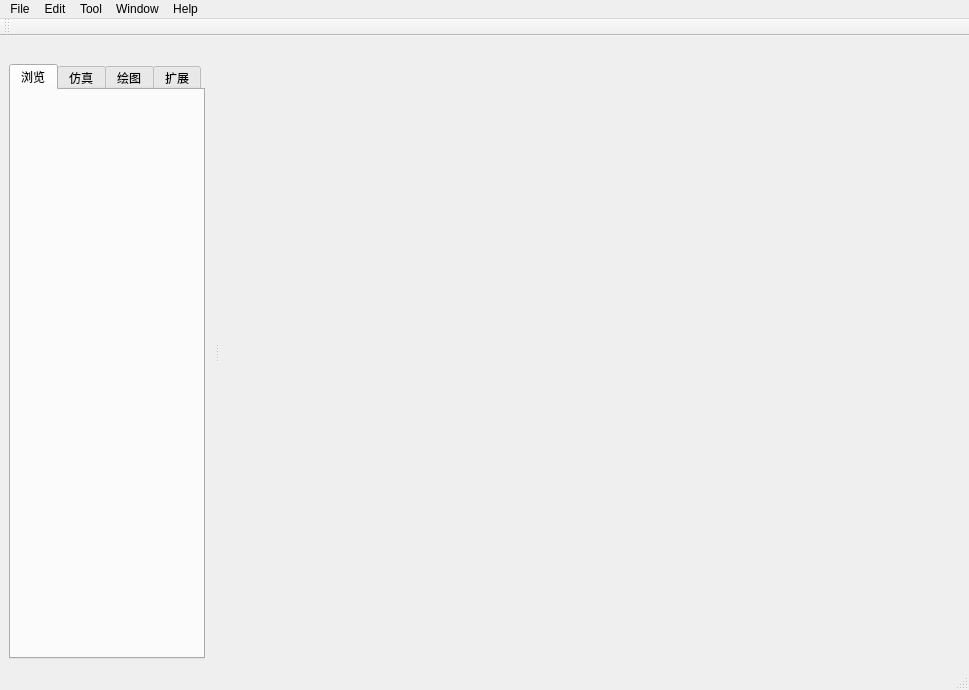
Podmno/SLSApp, file app/MainWindow.ui: the form before one commit.
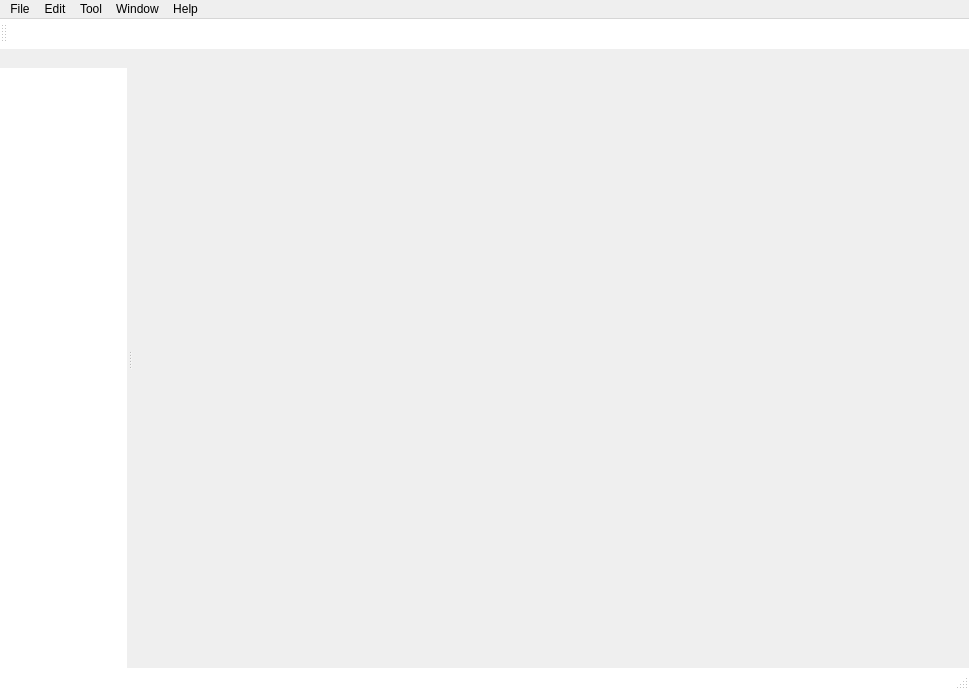
The form after the commit.

What changed in the file:
```diff
--- a/app/MainWindow.ui
+++ b/app/MainWindow.ui
@@ -10,10 +10,16 @@
     <height>690</height>
    </rect>
   </property>
+  <property name="contextMenuPolicy">
+   <enum>Qt::NoContextMenu</enum>
+  </property>
   <property name="windowTitle">
    <string>Simulation Lab Studio</string>
   </property>
   <widget class="QWidget" name="centralwidget">
+   <property name="styleSheet">
+    <string notr="true">border:0px</string>
+   </property>
    <layout class="QGridLayout" name="gridLayout_2"/>
   </widget>
   <widget class="QMenuBar" name="menubar">
@@ -29,7 +35,6 @@
     <property name="title">
      <string>File</string>
     </property>
-    <addaction name="actionNew_Graphic_Project"/>
     <addaction name="actionNew_Simulation_Project"/>
     <addaction name="actionOpen_Project"/>
     <addaction name="separator"/>
@@ -66,6 +71,7 @@
      <string>Help</string>
     </property>
     <addaction name="actionView_Online_Support"/>
+    <addaction name="actionQt_Version"/>
    </widget>
    <addaction name="menuFile"/>
    <addaction name="menuEdit"/>
@@ -73,8 +79,31 @@
    <addaction name="menuWindow"/>
    <addaction name="menuHelp"/>
   </widget>
-  <widget class="QStatusBar" name="statusbar"/>
+  <widget class="QStatusBar" name="statusbar">
+   <property name="styleSheet">
+    <string notr="true">QStatusBar {
+background-color: rgb(255, 255, 255)
+}</string>
+   </property>
+  </widget>
   <widget class="QDockWidget" name="dockWidget">
+   <property name="minimumSize">
+    <size>
+     <width>100</width>
+     <height>50</height>
+    </size>
+   </property>
+   <property name="maximumSize">
+    <size>
+     <width>300</width>
+     <height>524287</height>
+    </size>
+   </property>
+   <property name="styleSheet">
+    <string notr="true">.QWidget {
+border: 0px
+}</string>
+   </property>
    <property name="floating">
     <bool>false</bool>
    </property>
@@ -85,9 +114,37 @@
     <number>1</number>
    </attribute>
    <widget class="QWidget" name="dockWidgetContent">
+    <property name="styleSheet">
+     <string notr="true">#dockWidgetContent{
+background-color: white;
+border: 0px
+}</string>
+    </property>
     <layout class="QGridLayout" name="gridLayout_3">
+     <property name="leftMargin">
+      <number>0</number>
+     </property>
+     <property name="topMargin">
+      <number>15</number>
+     </property>
+     <property name="rightMargin">
+      <number>0</number>
+     </property>
+     <property name="bottomMargin">
+      <number>0</number>
+     </property>
      <item row="0" column="0">
       <widget class="QTabWidget" name="tabWidget">
+       <property name="styleSheet">
+        <string notr="true">.QTabWidget::pane
+{
+	border: 0px;
+	top:-2px;
+	left:1px;
+margin-top: 10px
+}
+</string>
+       </property>
        <property name="tabPosition">
         <enum>QTabWidget::North</enum>
        </property>
@@ -95,37 +152,37 @@
         <enum>QTabWidget::Rounded</enum>
        </property>
        <property name="currentIndex">
-        <number>0</number>
+        <number>-1</number>
        </property>
-       <widget class="QWidget" name="tabFile">
-        <attribute name="title">
-         <string>浏览</string>
-        </attribute>
-       </widget>
-       <widget class="QWidget" name="tabSim">
-        <attribute name="title">
-         <string>仿真</string>
-        </attribute>
-       </widget>
-       <widget class="QWidget" name="tabGraph">
-        <attribute name="title">
-         <string>绘图</string>
-        </attribute>
-       </widget>
-       <widget class="QWidget" name="tabEx">
-        <attribute name="title">
-         <string>扩展</string>
-        </attribute>
-       </widget>
       </widget>
      </item>
     </layout>
    </widget>
   </widget>
   <widget class="QToolBar" name="toolBar">
+   <property name="minimumSize">
+    <size>
+     <width>0</width>
+     <height>30</height>
+    </size>
+   </property>
    <property name="windowTitle">
     <string>toolBar</string>
    </property>
+   <property name="styleSheet">
+    <string notr="true">QToolBar
+{
+background-color: rgb(255, 255, 255);
+border-width: 1px;
+padding: 1px;
+border-color: rgb(200,200,200);
+}
+QToolButton:hover
+{
+background: rgb(210,210,210);
+border-radius:5px;
+}</string>
+   </property>
    <attribute name="toolBarArea">
     <enum>TopToolBarArea</enum>
    </attribute>
@@ -140,7 +197,7 @@
   </action>
   <action name="actionNew_Simulation_Project">
    <property name="text">
-    <string>New Simulation Project...</string>
+    <string>New Project...</string>
    </property>
   </action>
   <action name="actionOpen_Project">
@@ -203,6 +260,11 @@
     <string>View Online Support</string>
    </property>
   </action>
+  <action name="actionQt_Version">
+   <property name="text">
+    <string>Qt Version...</string>
+   </property>
+  </action>
  </widget>
  <resources/>
  <connections/>
```
